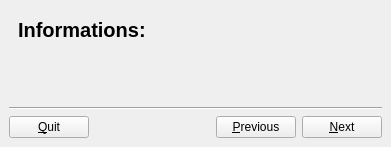
Before: the Qt Designer form data/ui/qtMain.ui in gkmngrgn/puding, drawn with Qt 5.
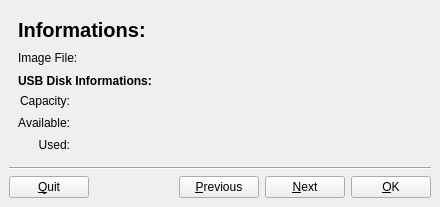
After: the same form once the commit is applied. The open tabs and pages were chosen to show the change.

Commit message: add OK button.

Patch:
```diff
--- a/data/ui/qtMain.ui
+++ b/data/ui/qtMain.ui
@@ -6,15 +6,76 @@
    <rect>
     <x>0</x>
     <y>0</y>
-    <width>371</width>
-    <height>147</height>
+    <width>440</width>
+    <height>207</height>
    </rect>
   </property>
+  <property name="minimumSize">
+   <size>
+    <width>440</width>
+    <height>207</height>
+   </size>
+  </property>
   <property name="windowTitle">
    <string>MainWindow</string>
   </property>
   <widget class="QWidget" name="centralwidget">
    <layout class="QGridLayout" name="gridLayout_2">
+    <item row="2" column="0">
+     <widget class="Line" name="line">
+      <property name="orientation">
+       <enum>Qt::Horizontal</enum>
+      </property>
+     </widget>
+    </item>
+    <item row="3" column="0">
+     <layout class="QHBoxLayout" name="horizontalLayout">
+      <item>
+       <widget class="QPushButton" name="button_quit">
+        <property name="text">
+         <string>&amp;Quit</string>
+        </property>
+       </widget>
+      </item>
+      <item>
+       <spacer name="horizontalSpacer">
+        <property name="orientation">
+         <enum>Qt::Horizontal</enum>
+        </property>
+        <property name="sizeHint" stdset="0">
+         <size>
+          <width>40</width>
+          <height>20</height>
+         </size>
+        </property>
+       </spacer>
+      </item>
+      <item>
+       <widget class="QPushButton" name="button_prev">
+        <property name="enabled">
+         <bool>true</bool>
+        </property>
+        <property name="text">
+         <string>&amp;Previous</string>
+        </property>
+       </widget>
+      </item>
+      <item>
+       <widget class="QPushButton" name="button_next">
+        <property name="text">
+         <string>&amp;Next</string>
+        </property>
+       </widget>
+      </item>
+      <item>
+       <widget class="QPushButton" name="button_ok">
+        <property name="text">
+         <string>&amp;OK</string>
+        </property>
+       </widget>
+      </item>
+     </layout>
+    </item>
     <item row="0" column="0">
      <widget class="QStackedWidget" name="stackedWidget">
       <property name="enabled">
@@ -87,13 +148,147 @@
          </widget>
         </item>
         <item>
-         <widget class="QLabel" name="label_info">
+         <layout class="QGridLayout" name="gridLayout_5">
+          <item row="0" column="0">
+           <widget class="QLabel" name="label_title_source">
+            <property name="text">
+             <string>Image File:</string>
+            </property>
+           </widget>
+          </item>
+          <item row="0" column="1">
+           <widget class="QLabel" name="label_info_source">
+            <property name="text">
+             <string/>
+            </property>
+           </widget>
+          </item>
+          <item row="0" column="2">
+           <spacer name="horizontalSpacer_3">
+            <property name="orientation">
+             <enum>Qt::Horizontal</enum>
+            </property>
+            <property name="sizeHint" stdset="0">
+             <size>
+              <width>40</width>
+              <height>20</height>
+             </size>
+            </property>
+           </spacer>
+          </item>
+         </layout>
+        </item>
+        <item>
+         <widget class="QLabel" name="label_title_dst">
+          <property name="styleSheet">
+           <string>font-weight: bold;</string>
+          </property>
           <property name="text">
-           <string/>
+           <string>USB Disk Informations:</string>
           </property>
          </widget>
         </item>
         <item>
+         <layout class="QGridLayout" name="gridLayout_4">
+          <item row="0" column="0">
+           <widget class="QLabel" name="label_title_capacity">
+            <property name="text">
+             <string>Capacity:</string>
+            </property>
+            <property name="alignment">
+             <set>Qt::AlignRight|Qt::AlignTrailing|Qt::AlignVCenter</set>
+            </property>
+           </widget>
+          </item>
+          <item row="0" column="1">
+           <widget class="QLabel" name="label_info_capacity">
+            <property name="text">
+             <string/>
+            </property>
+           </widget>
+          </item>
+          <item row="1" column="0">
+           <widget class="QLabel" name="label_title_available">
+            <property name="text">
+             <string>Available:</string>
+            </property>
+            <property name="alignment">
+             <set>Qt::AlignRight|Qt::AlignTrailing|Qt::AlignVCenter</set>
+            </property>
+           </widget>
+          </item>
+          <item row="1" column="1">
+           <widget class="QLabel" name="label_info_available">
+            <property name="text">
+             <string/>
+            </property>
+           </widget>
+          </item>
+          <item row="2" column="0">
+           <widget class="QLabel" name="label_title_used">
+            <property name="text">
+             <string>Used:</string>
+            </property>
+            <property name="alignment">
+             <set>Qt::AlignRight|Qt::AlignTrailing|Qt::AlignVCenter</set>
+            </property>
+           </widget>
+          </item>
+          <item row="2" column="1">
+           <widget class="QLabel" name="label_info_used">
+            <property name="text">
+             <string/>
+            </property>
+           </widget>
+          </item>
+          <item row="1" column="2">
+           <spacer name="horizontalSpacer_2">
+            <property name="orientation">
+             <enum>Qt::Horizontal</enum>
+            </property>
+            <property name="sizeHint" stdset="0">
+             <size>
+              <width>40</width>
+              <height>20</height>
+             </size>
+            </property>
+           </spacer>
+          </item>
+         </layout>
+        </item>
+       </layout>
+      </widget>
+      <widget class="QWidget" name="sayfa_2">
+       <layout class="QGridLayout" name="gridLayout_6">
+        <item row="2" column="0">
+         <widget class="QLabel" name="label">
+          <property name="text">
+           <string>TextLabel</string>
+          </property>
+          <property name="alignment">
+           <set>Qt::AlignHCenter|Qt::AlignTop</set>
+          </property>
+         </widget>
+        </item>
+        <item row="1" column="0">
+         <widget class="QProgressBar" name="progressBar">
+          <property name="value">
+           <number>24</number>
+          </property>
+         </widget>
+        </item>
+        <item row="0" column="0">
+         <widget class="QLabel" name="label_2">
+          <property name="text">
+           <string>&lt;!DOCTYPE HTML PUBLIC &quot;-//W3C//DTD HTML 4.0//EN&quot; &quot;http://www.w3.org/TR/REC-html40/strict.dtd&quot;&gt;
+&lt;html&gt;&lt;head&gt;&lt;meta name=&quot;qrichtext&quot; content=&quot;1&quot; /&gt;&lt;style type=&quot;text/css&quot;&gt;
+p, li { white-space: pre-wrap; }
+&lt;/style&gt;&lt;/head&gt;&lt;body style=&quot; font-family:'Sans Serif'; font-size:9pt; font-weight:400; font-style:normal;&quot;&gt;
+&lt;p style=&quot; margin-top:0px; margin-bottom:0px; margin-left:0px; margin-right:0px; -qt-block-indent:0; text-indent:0px;&quot;&gt;&lt;span style=&quot; font-size:11pt; font-weight:600;&quot;&gt;Pardus CD image is written to USB disk...&lt;/span&gt;&lt;/p&gt;&lt;/body&gt;&lt;/html&gt;</string>
+          </property>
+         </widget>
+        </item>
+        <item row="3" column="0">
          <spacer name="verticalSpacer_2">
           <property name="orientation">
            <enum>Qt::Vertical</enum>
@@ -101,7 +296,7 @@
           <property name="sizeHint" stdset="0">
            <size>
             <width>20</width>
-            <height>35</height>
+            <height>40</height>
            </size>
           </property>
          </spacer>
@@ -111,52 +306,17 @@
      </widget>
     </item>
     <item row="1" column="0">
-     <widget class="Line" name="line">
+     <spacer name="verticalSpacer">
       <property name="orientation">
-       <enum>Qt::Horizontal</enum>
+       <enum>Qt::Vertical</enum>
       </property>
-     </widget>
-    </item>
-    <item row="2" column="0">
-     <layout class="QHBoxLayout" name="horizontalLayout">
-      <item>
-       <widget class="QPushButton" name="button_quit">
-        <property name="text">
-         <string>&amp;Quit</string>
-        </property>
-       </widget>
-      </item>
-      <item>
-       <spacer name="horizontalSpacer">
-        <property name="orientation">
-         <enum>Qt::Horizontal</enum>
-        </property>
-        <property name="sizeHint" stdset="0">
-         <size>
-          <width>40</width>
-          <height>20</height>
-         </size>
-        </property>
-       </spacer>
-      </item>
-      <item>
-       <widget class="QPushButton" name="button_prev">
-        <property name="enabled">
-         <bool>true</bool>
-        </property>
-        <property name="text">
-         <string>&amp;Previous</string>
-        </property>
-       </widget>
-      </item>
-      <item>
-       <widget class="QPushButton" name="button_next">
-        <property name="text">
-         <string>&amp;Next</string>
-        </property>
-       </widget>
-      </item>
-     </layout>
+      <property name="sizeHint" stdset="0">
+       <size>
+        <width>20</width>
+        <height>40</height>
+       </size>
+      </property>
+     </spacer>
     </item>
    </layout>
   </widget>
```
Left out of the diff: 15 changed lines with no effect on the pictures. The commit also changes 1 other file.
